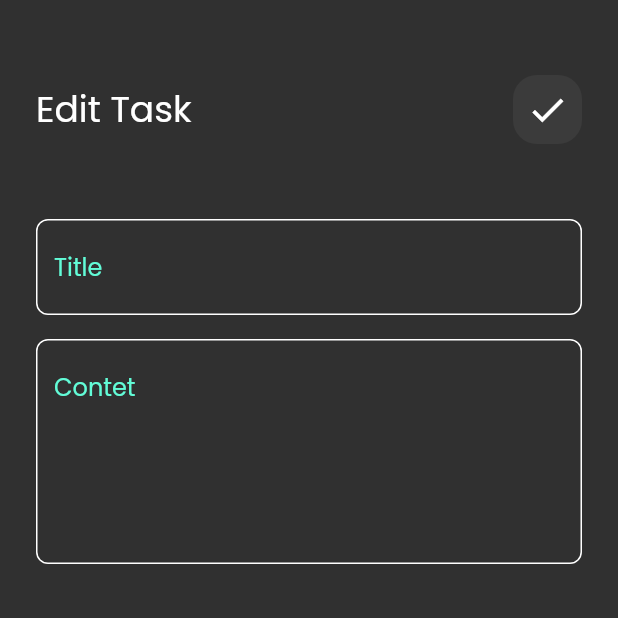
After one commit to kareemali2004/CODSOFT, a Flutter app: the screen it shows after launch, after a tap on "Flutter Tips", on a phone screen of 412 x 824 dp, the top half of it. The commit adds this screen. Run offline on Flutter 3.47's test engine with Material 2 defaults, Android fonts, the phone set to English and light mode, and no system bars; our stand-ins replace font_awesome_flutter.

Commit message:
add edit task screen

```diff
--- /dev/null
+++ b/lib/views/editTodoView.dart
@@ -0,0 +1,10 @@
+import 'package:flutter/material.dart';
+import 'package:to_do_list/views/widgets/edit_Todo_ViewBody.dart';
+class editTodoView extends StatelessWidget {
+  const editTodoView({super.key});
+
+  @override
+  Widget build(BuildContext context) {
+    return editTodoViewBody();
+  }
+}
--- a/lib/views/widgets/custom_app_bar.dart
+++ b/lib/views/widgets/custom_app_bar.dart
@@ -3,17 +3,18 @@ import 'package:flutter/material.dart';
 import 'package:to_do_list/views/widgets/custom_search_icon.dart';
 
 class customAppBar extends StatelessWidget {
-  const customAppBar({super.key});
-
+  const customAppBar({super.key, required this.Title, required this.icon});
+final String Title;
+final IconData icon;
   @override
   Widget build(BuildContext context) {
     return Row(
       children: [
-        Text('ToDo',style: TextStyle(
+        Text(Title,style: TextStyle(
           fontSize: 24,
         ),),
         Spacer(),
-        customSearchIcon(),
+        customBarIcon(icon:icon),
       ],
     );
 
--- a/lib/views/widgets/custom_search_icon.dart
+++ b/lib/views/widgets/custom_search_icon.dart
@@ -1,7 +1,7 @@
 import 'package:flutter/material.dart';
-class customSearchIcon extends StatelessWidget {
-  const customSearchIcon({super.key});
-
+class customBarIcon extends StatelessWidget {
+  const customBarIcon({super.key, required this.icon});
+final IconData icon;
   @override
   Widget build(BuildContext context) {
     return Container(
@@ -12,7 +12,7 @@ class customSearchIcon extends StatelessWidget {
         borderRadius: BorderRadius.circular(16)
       ),
       child: Center(
-        child: Icon(Icons.search,size: 28,),
+        child: Icon(icon,size: 28,),
       ),
     );
   }
--- a/lib/views/widgets/custom_todo_icon.dart
+++ /dev/null
@@ -1,50 +0,0 @@
-import 'package:flutter/material.dart';
-import 'package:font_awesome_flutter/font_awesome_flutter.dart';
-
-class customToDoItem extends StatelessWidget {
-  const customToDoItem({super.key});
-
-  @override
-  Widget build(BuildContext context) {
-    return Container(
-      padding: EdgeInsets.only(top: 24, bottom: 24, left: 16),
-      decoration: BoxDecoration(
-          color: Color(0xffFFcc80), borderRadius: BorderRadius.circular(16)),
-      child: Column(
-        crossAxisAlignment: CrossAxisAlignment.end,
-        children: [
-          ListTile(
-            title: Text(
-              "Flutter Tips",
-              style: TextStyle(color: Colors.black, fontSize: 26),
-            ),
-            subtitle: Padding(
-              padding: const EdgeInsets.only(top: 15),
-              child: Text(
-                "Build your career with Kareem ali",
-                style: TextStyle(
-                    color: Colors.black.withOpacity(.4), fontSize: 18),
-              ),
-            ),
-            trailing: IconButton(
-              onPressed: () {},
-              icon: Icon(
-                FontAwesomeIcons.trash,
-                size: 24,
-              ),
-              color: Colors.black,
-            ),
-          ),
-          Padding(
-            padding: const EdgeInsets.only(right: 24),
-            child: Text(
-              "May 21,2022",
-              style:
-                  TextStyle(fontSize: 16, color: Colors.black.withOpacity(.4)),
-            ),
-          ),
-        ],
-      ),
-    );
-  }
-}
--- /dev/null
+++ b/lib/views/widgets/custom_todo_item.dart
@@ -0,0 +1,60 @@
+import 'package:flutter/material.dart';
+import 'package:font_awesome_flutter/font_awesome_flutter.dart';
+import 'package:to_do_list/views/editTodoView.dart';
+
+class customToDoItem extends StatelessWidget {
+  const customToDoItem({super.key});
+
+  @override
+  Widget build(BuildContext context) {
+    return GestureDetector(
+      onTap: (){
+        Navigator.push(context,
+        MaterialPageRoute(builder: (context){
+          return editTodoView();
+        })
+        );
+      },
+      child: Container(
+        padding: EdgeInsets.only(top: 24, bottom: 24, left: 16),
+        decoration: BoxDecoration(
+            color: Color(0xffFFcc80), borderRadius: BorderRadius.circular(16)),
+        child: Column(
+          crossAxisAlignment: CrossAxisAlignment.end,
+          children: [
+            ListTile(
+              title: Text(
+                "Flutter Tips",
+                style: TextStyle(color: Colors.black, fontSize: 26),
+              ),
+              subtitle: Padding(
+                padding: const EdgeInsets.only(top: 15),
+                child: Text(
+                  "Build your career with Kareem ali",
+                  style: TextStyle(
+                      color: Colors.black.withOpacity(.4), fontSize: 18),
+                ),
+              ),
+              trailing: IconButton(
+                onPressed: () {},
+                icon: Icon(
+                  FontAwesomeIcons.trash,
+                  size: 24,
+                ),
+                color: Colors.black,
+              ),
+            ),
+            Padding(
+              padding: const EdgeInsets.only(right: 24),
+              child: Text(
+                "May 21,2022",
+                style:
+                    TextStyle(fontSize: 16, color: Colors.black.withOpacity(.4)),
+              ),
+            ),
+          ],
+        ),
+      ),
+    );
+  }
+}
--- /dev/null
+++ b/lib/views/widgets/edit_Todo_ViewBody.dart
@@ -0,0 +1,28 @@
+import 'package:flutter/cupertino.dart';
+import 'package:flutter/material.dart';
+import 'package:font_awesome_flutter/font_awesome_flutter.dart';
+import 'package:to_do_list/views/widgets/custom_app_bar.dart';
+import 'package:to_do_list/views/widgets/custom_text_field.dart';
+
+class editTodoViewBody extends StatelessWidget {
+  const editTodoViewBody({super.key});
+
+  @override
+  Widget build(BuildContext context) {
+    return Scaffold(
+      body: Padding(
+        padding: const EdgeInsets.symmetric(horizontal: 24),
+        child: Column(
+          children: [
+            SizedBox(height: 50,),
+            customAppBar(Title: "Edit Task",icon:Icons.check),
+            SizedBox(height: 50,),
+            customTextField(hintText: 'Title',),
+            SizedBox(height: 16,),
+            customTextField(hintText: 'Contet',maxLines: 5,)
+          ],
+        ),
+      ),
+    );
+  }
+}
--- a/lib/views/widgets/to_do_listview.dart
+++ b/lib/views/widgets/to_do_listview.dart
@@ -1,6 +1,6 @@
 import 'package:flutter/material.dart';
 
-import 'custom_todo_icon.dart';
+import 'custom_todo_item.dart';
 class toDoListView extends StatelessWidget {
   const toDoListView({super.key});
 
--- a/lib/views/widgets/toso_view_body.dart
+++ b/lib/views/widgets/toso_view_body.dart
@@ -2,7 +2,7 @@ import 'package:to_do_list/views/widgets/to_do_listview.dart';
 
 import 'custom_app_bar.dart';
 import 'package:flutter/material.dart';
-import 'custom_todo_icon.dart';
+import 'custom_todo_item.dart';
 
 class toDoViewBody extends StatelessWidget {
   const toDoViewBody({super.key});
@@ -16,7 +16,7 @@ class toDoViewBody extends StatelessWidget {
           SizedBox(
             height: 50,
           ),
-          customAppBar(),
+          customAppBar(Title: "ToDo",icon: Icons.search,),
           Expanded(child: toDoListView()),
         ],
       ),
```
